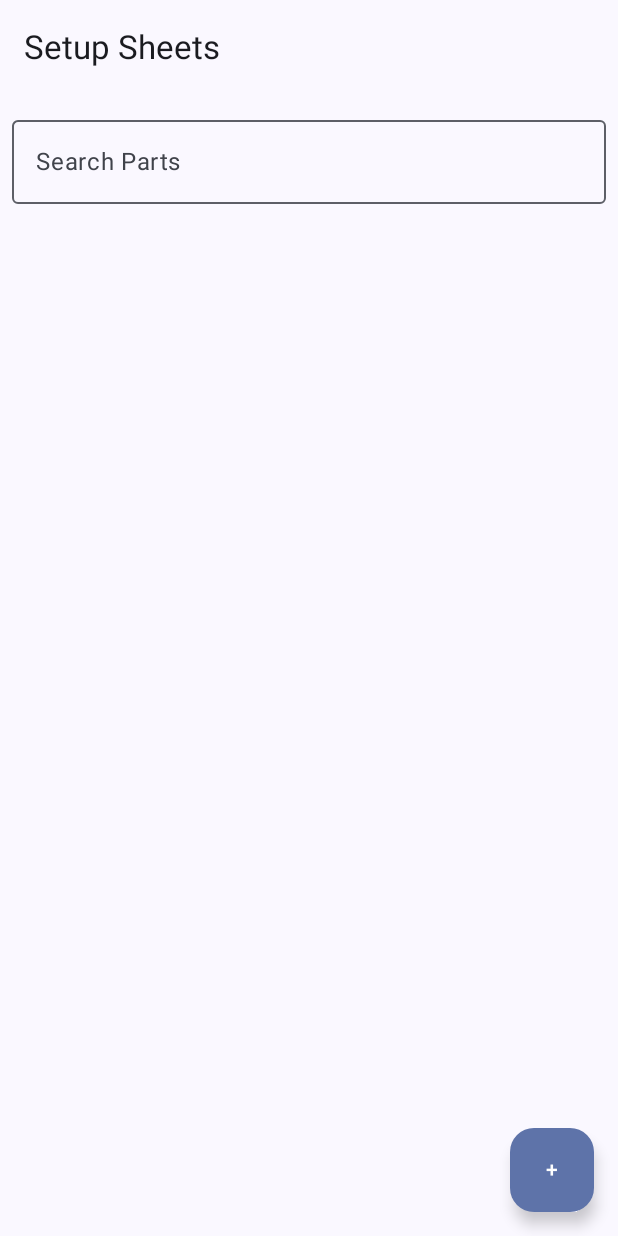
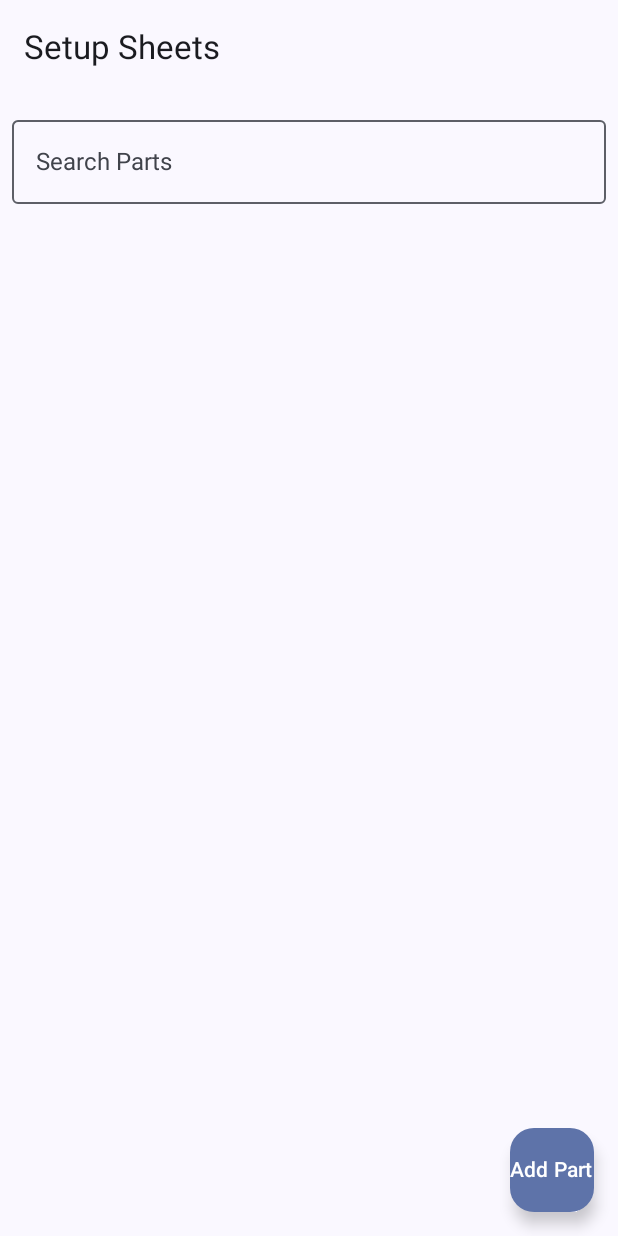
Before and after one commit to CopelandCodes/SetupSheets, an Android app built with Jetpack Compose: the screen it shows after launch (MainActivity), on a phone screen of 412 x 824 dp. Run offline under Robolectric (Android 15) with nearby library versions, the phone set to English and light mode, and no system bars; our stand-ins replace Room's generated code.

Commit message:
Changed some fonts

```diff
--- a/app/src/main/java/com/example/setupsheets/ui/MainScreen.kt
+++ b/app/src/main/java/com/example/setupsheets/ui/MainScreen.kt
@@ -32,7 +32,7 @@ fun MainScreen(
         },
         floatingActionButton = {
             FloatingActionButton(onClick = onAddNote) {
-                Text("+")
+                Text("Add Part")
             }
         }
     ) { paddingValues ->
--- a/app/src/main/java/com/example/setupsheets/ui/theme/Theme.kt
+++ b/app/src/main/java/com/example/setupsheets/ui/theme/Theme.kt
@@ -3,13 +3,14 @@ package com.example.setupsheets.ui.theme
 import android.app.Activity
 import android.os.Build
 import androidx.compose.foundation.isSystemInDarkTheme
-import androidx.compose.material3.MaterialTheme
+import androidx.compose.material3.*
 import androidx.compose.material3.darkColorScheme
 import androidx.compose.material3.dynamicDarkColorScheme
 import androidx.compose.material3.dynamicLightColorScheme
 import androidx.compose.material3.lightColorScheme
 import androidx.compose.runtime.Composable
 import androidx.compose.ui.platform.LocalContext
+import androidx.compose.ui.graphics.Color
 
 private val DarkColorScheme = darkColorScheme(
     primary = Purple80,
@@ -17,20 +18,15 @@ private val DarkColorScheme = darkColorScheme(
     tertiary = Pink80
 )
 
-private val LightColorScheme = lightColorScheme(
-    primary = Purple40,
-    secondary = PurpleGrey40,
-    tertiary = Pink40
-
-    /* Other default colors to override
-    background = Color(0xFFFFFBFE),
-    surface = Color(0xFFFFFBFE),
+private val LightColors = lightColorScheme(
+    primary = Color(0xFF1976D2),       // Blue
     onPrimary = Color.White,
-    onSecondary = Color.White,
-    onTertiary = Color.White,
-    onBackground = Color(0xFF1C1B1F),
-    onSurface = Color(0xFF1C1B1F),
-    */
+    secondary = Color(0xFF64B5F6),     // Light Blue
+    onSecondary = Color.Black,
+    background = Color(0xFFF5F5F5),    // Light Gray
+    onBackground = Color.Black,
+    surface = Color.White,
+    onSurface = Color.Black
 )
 
 @Composable
@@ -47,7 +43,7 @@ fun SetupSheetsTheme(
         }
 
         darkTheme -> DarkColorScheme
-        else -> LightColorScheme
+        else -> LightColors
     }
 
     MaterialTheme(
--- a/app/src/main/java/com/example/setupsheets/ui/theme/Type.kt
+++ b/app/src/main/java/com/example/setupsheets/ui/theme/Type.kt
@@ -13,9 +13,7 @@ val Typography = Typography(
         fontWeight = FontWeight.Normal,
         fontSize = 16.sp,
         lineHeight = 24.sp,
-        letterSpacing = 0.5.sp
-    )
-    /* Other default text styles to override
+    ),
     titleLarge = TextStyle(
         fontFamily = FontFamily.Default,
         fontWeight = FontWeight.Normal,
@@ -23,12 +21,15 @@ val Typography = Typography(
         lineHeight = 28.sp,
         letterSpacing = 0.sp
     ),
-    labelSmall = TextStyle(
+    titleMedium = TextStyle(
+        fontWeight = FontWeight.Medium,
+        fontSize = 18.sp,
+    ),
+    headlineLarge = TextStyle(
         fontFamily = FontFamily.Default,
-        fontWeight = FontWeight.Medium,
-        fontSize = 11.sp,
-        lineHeight = 16.sp,
-        letterSpacing = 0.5.sp
-    )
-    */
+        fontWeight = FontWeight.Bold,
+        fontSize = 26.sp,
+    ),
+
+
 )
```
